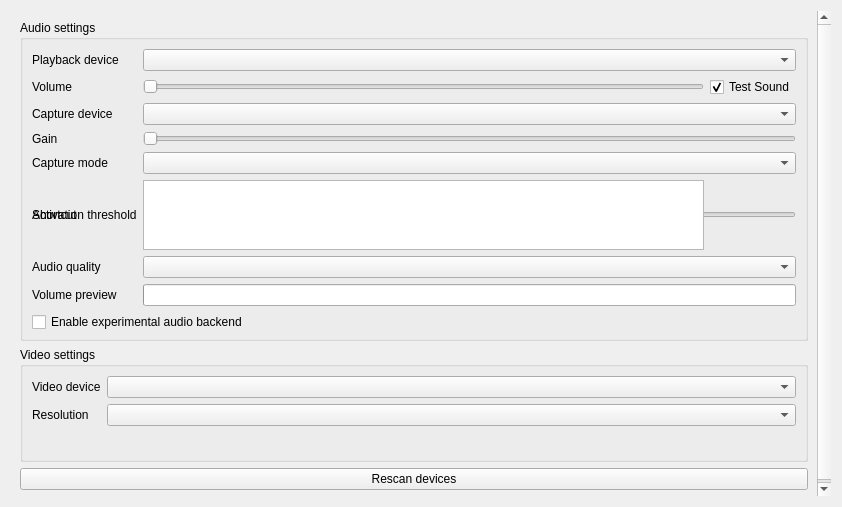
This is src/widget/form/settings/avform.ui in qTox/qTox as Qt 5 draws it before an edit. The edited form follows.
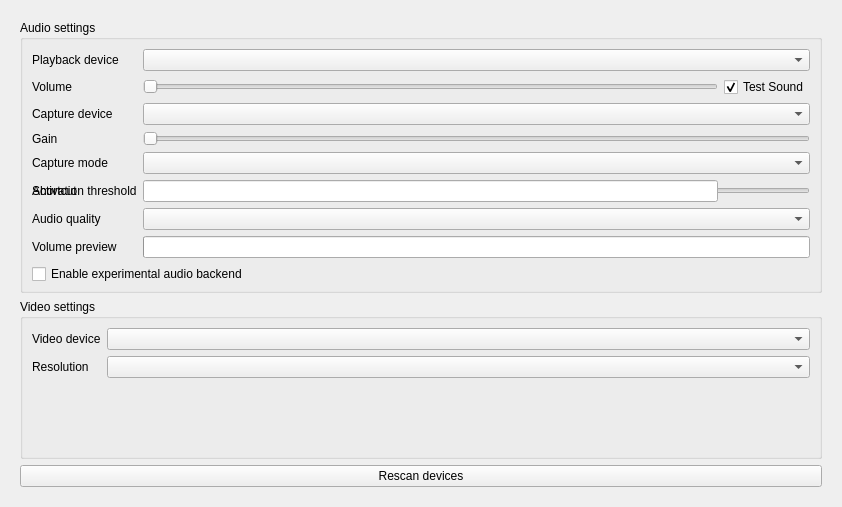
This is the edited form. Custom widgets are drawn as their Qt base class.

Commit message: fix(ui): Small fixes to HotkeyInput's style

Diff of the .ui file:
```diff
--- a/src/widget/form/settings/avform.ui
+++ b/src/widget/form/settings/avform.ui
@@ -30,8 +30,8 @@
        <rect>
         <x>0</x>
         <y>0</y>
-        <width>830</width>
-        <height>495</height>
+        <width>810</width>
+        <height>527</height>
        </rect>
       </property>
       <layout class="QVBoxLayout" name="verticalLayout_5">
@@ -133,7 +133,11 @@
            </widget>
           </item>
           <item row="5" column="1">
-           <widget class="HotkeyInput" name="pushToTalkShortcutInput"></widget>
+           <widget class="HotkeyInput" name="pushToTalkShortcutInput">
+            <property name="toolTip">
+             <string>Set a push to talk hotkey.</string>
+            </property>
+           </widget>
           </item>
           <item row="0" column="0">
            <widget class="QLabel" name="outDevLabel">
@@ -288,7 +292,7 @@
   </customwidget>
   <customwidget>
    <class>HotkeyInput</class>
-   <extends>QTextEdit</extends>
+   <extends>QLineEdit</extends>
    <header>src/widget/form/settings/hotkeyinput.h</header>
   </customwidget> 
  </customwidgets>
```
Left out of the diff: 14 changed lines with no effect on the pictures. The commit also changes 3 other files.
